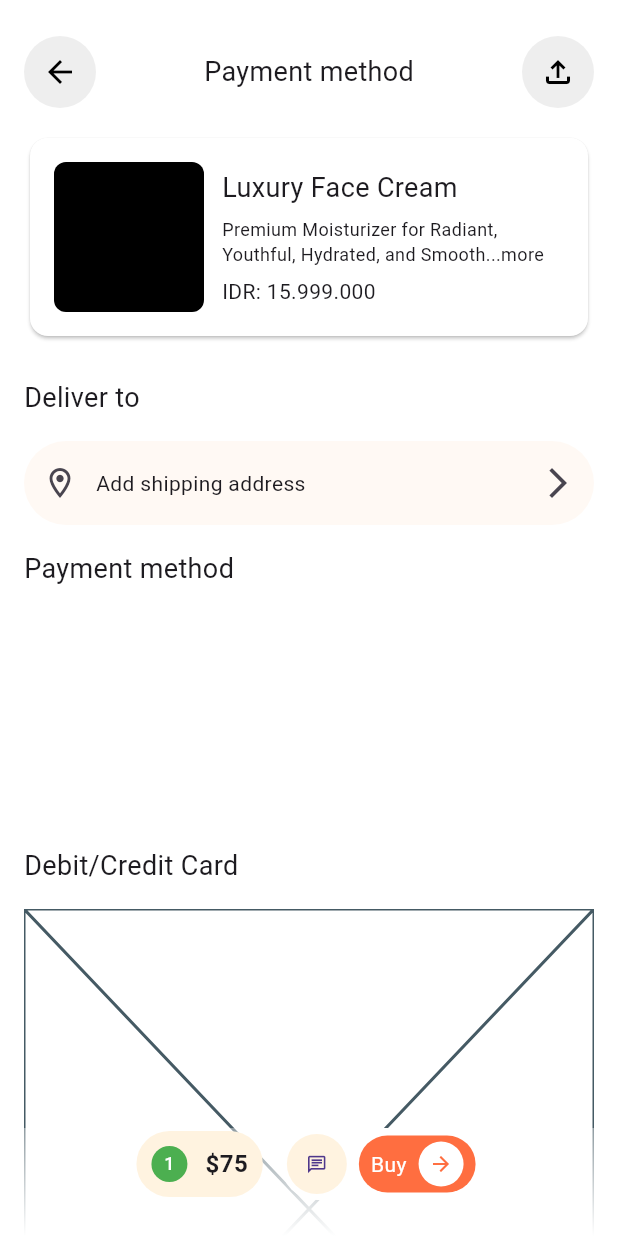
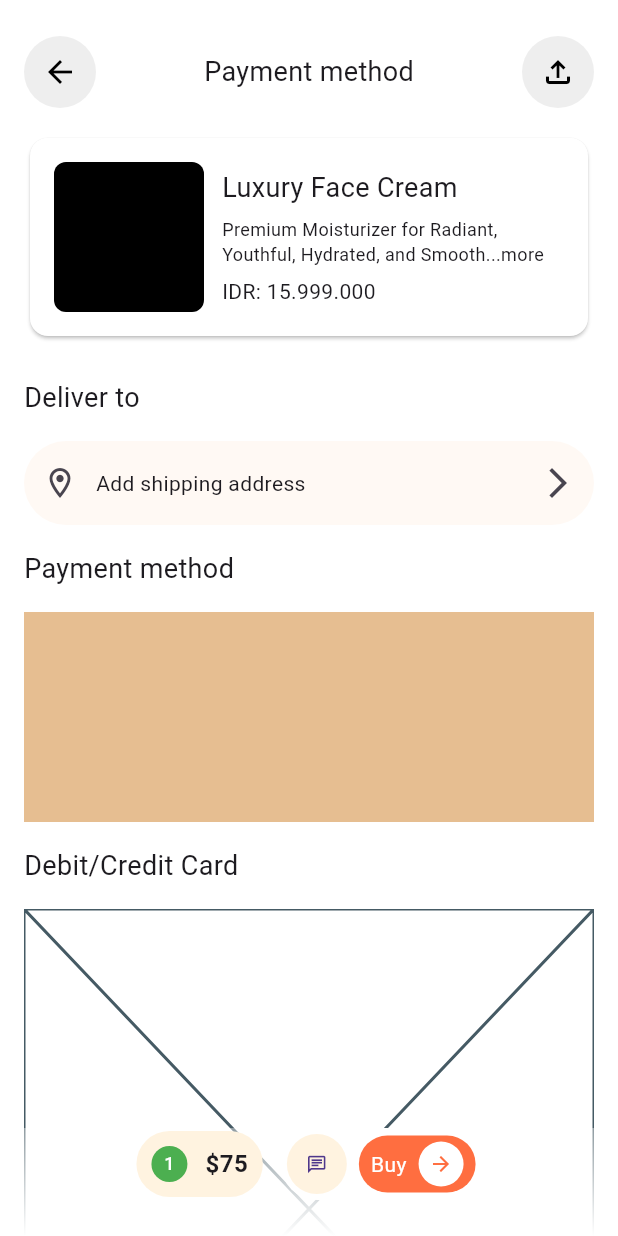
Before and after one commit to JAICHANGPARK/flutter_notebook_chapter_43, a Flutter app: the MarketplacePaymentMethodPage screen opened directly, on a phone screen of 412 x 824 dp. Run offline on Flutter 3.47's test engine with Material 3 defaults, Android fonts, the phone set to English and light mode, and no system bars; our stand-ins replace gap, hugeicons.

Commit message:
Update marketplace_payment_method_page.dart

```diff
--- a/lib/ep2168_marketplace_app/ui/marketplace_payment_method_page.dart
+++ b/lib/ep2168_marketplace_app/ui/marketplace_payment_method_page.dart
@@ -132,7 +132,14 @@ class _MarketplacePaymentMethodPageState extends State<MarketplacePaymentMethodP
                     height: 140,
                     child: ListView.builder(
                       scrollDirection: Axis.horizontal,
-                      itemBuilder: (context, index) {},
+                      itemBuilder: (context, index) {
+                        return Container(
+                          decoration: BoxDecoration(
+                              border: Border.all(
+                            color: Color.fromRGBO(230, 190, 145, 1),
+                          )),
+                        );
+                      },
                     ),
                   ),
                   Text(
```
